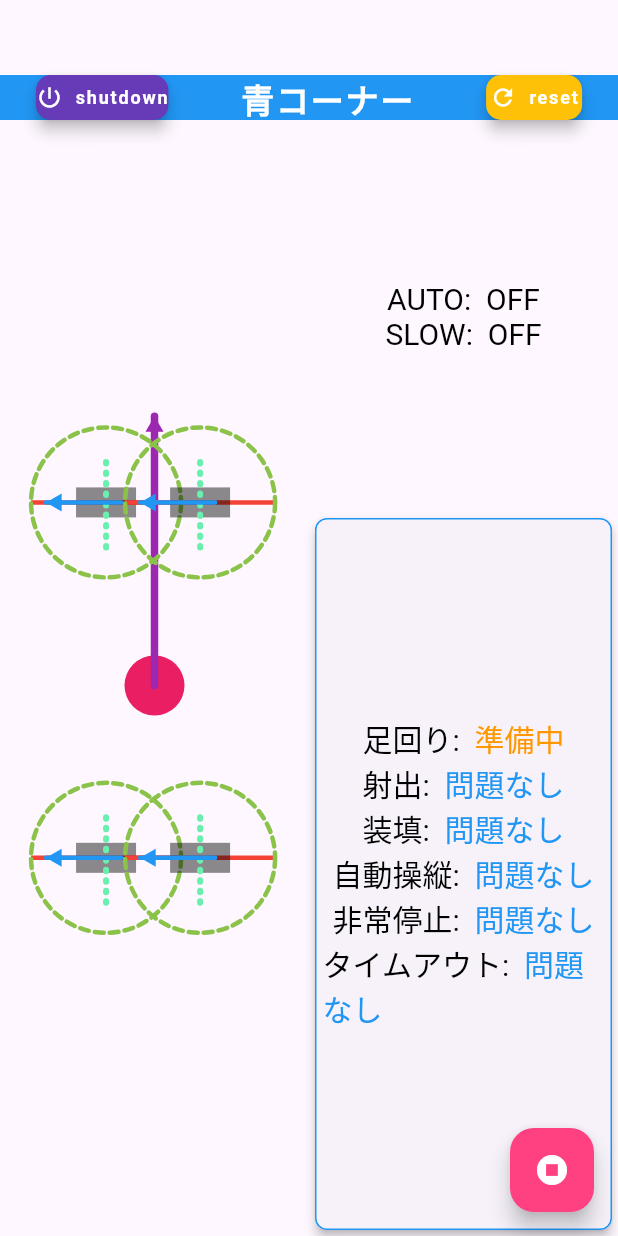
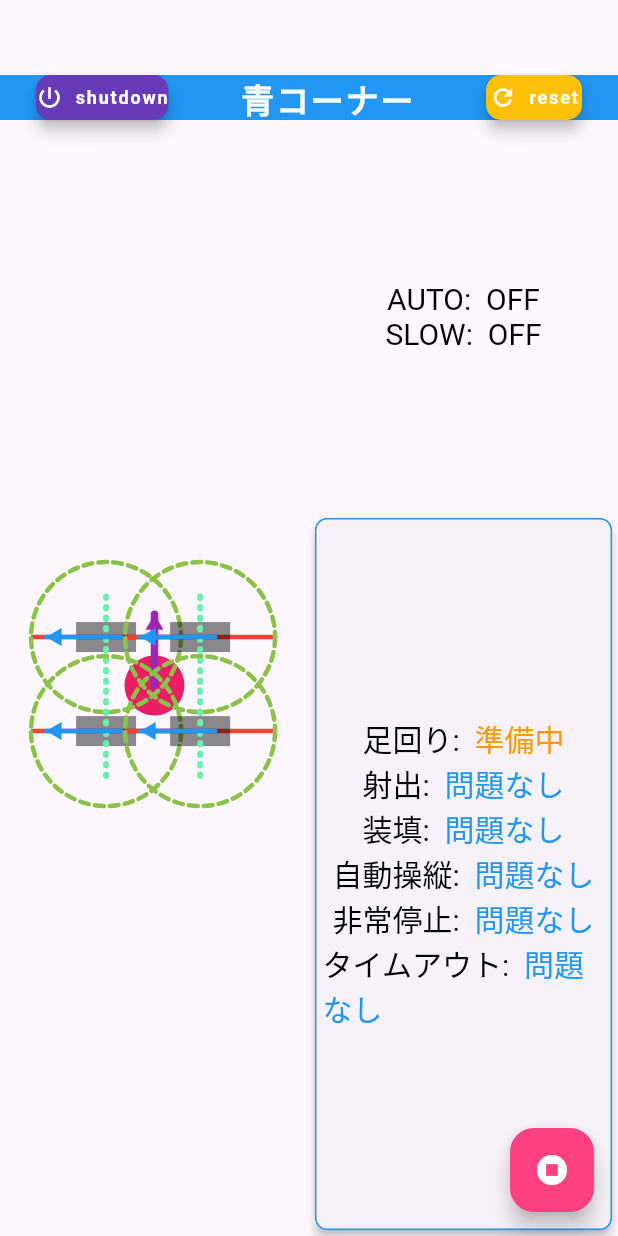
Before and after one commit to NHKRobocon2026-sendainatori-B/controller, a Flutter app: the screen it shows after launch, swiped to page 2, on a phone screen of 412 x 824 dp. Run offline on Flutter 3.47's test engine with Material 3 defaults, Android fonts, the phone set to English and light mode, and no system bars; missing offline and left inert: gamepads.

Commit message:
正方形になるように

```diff
--- a/lib/controller_page.dart
+++ b/lib/controller_page.dart
@@ -485,7 +485,8 @@ class ControllerPage extends State<Controller> {
                               controller: _pageController,
                               children: [
                                 Center(
-                                  child: SizedBox.expand(
+                                  child: AspectRatio(
+                                    aspectRatio: 1.0,
                                     child: CustomPaint(
                                       painter: SteeringPage(units: units),
                                     ),
```
